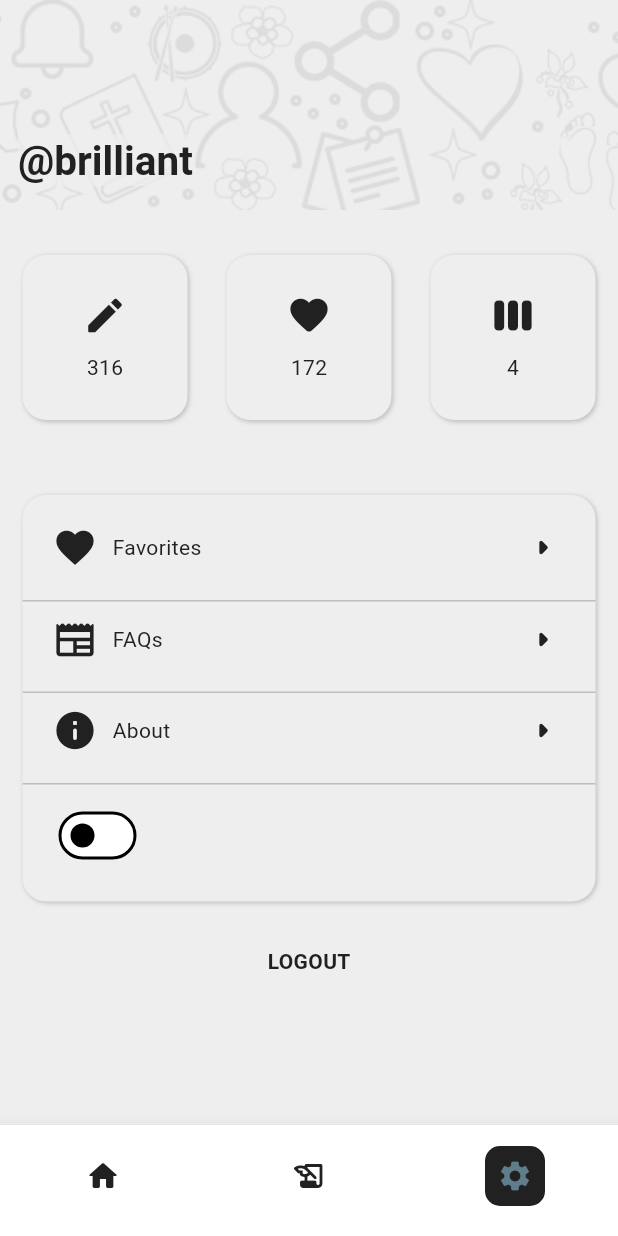
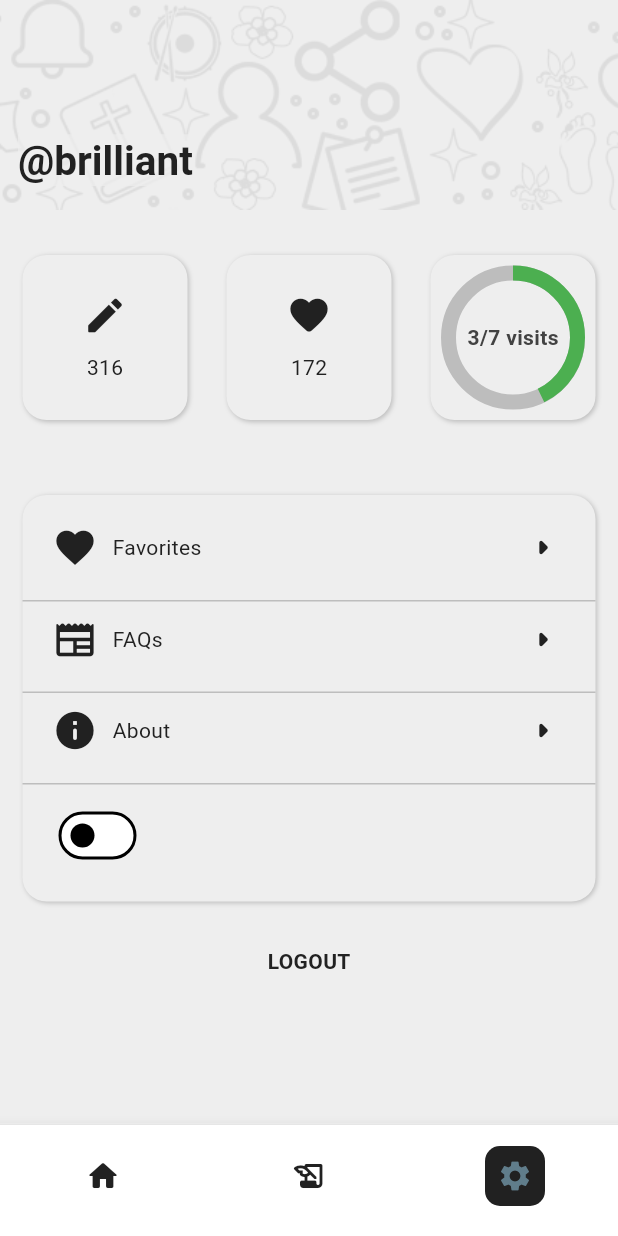
Before and after one commit to kwakyebrilliant/AFSbot, a Flutter app: the screen it shows after launch, item 3 of the bottom bar chosen, on a phone screen of 412 x 824 dp. Run offline on Flutter 3.47's test engine with Material 3 defaults, Android fonts, the phone set to English and light mode, and no system bars; our stand-ins replace shared_preferences.

Commit message:
settings updates

```diff
--- a/lib/screens/settings/setting_page.dart
+++ b/lib/screens/settings/setting_page.dart
@@ -3,6 +3,7 @@ import 'package:afsbot/screens/settings/favorite_page.dart';
 import 'package:afsbot/theme/theme_notifier.dart';
 import 'package:flutter/cupertino.dart';
 import 'package:flutter/material.dart';
+import 'package:flutter/rendering.dart';
 import 'package:flutter/widgets.dart';
 import 'package:provider/provider.dart';
 import 'package:shared_preferences/shared_preferences.dart';
@@ -36,6 +37,8 @@ class _SettingPageState extends State<SettingPage> {
     super.initState();
     loadSwitchState();
   }
+
+  int visitedDays = 3;
 
   @override
   Widget build(BuildContext context) {
@@ -187,10 +190,9 @@ class _SettingPageState extends State<SettingPage> {
                           ),
                         ),
 
-                        //container for the number of visits in a week and its icon
                         Container(
-                          height: 110.0,
-                          width: 110.0,
+                          width: 110,
+                          height: 110,
                           decoration: BoxDecoration(
                             color: Theme.of(context).colorScheme.background,
                             borderRadius: BorderRadius.circular(16.0),
@@ -204,27 +206,26 @@ class _SettingPageState extends State<SettingPage> {
                               ),
                             ],
                           ),
-                          child: Center(
-                            child: Column(
+                          child: Padding(
+                            padding: const EdgeInsets.all(12.0),
+                            child: Stack(
+                              fit: StackFit.expand,
                               children: [
-                                Padding(
-                                  padding: const EdgeInsets.only(top: 25.0),
-                                  child: Icon(
-                                    Icons.view_week_rounded,
-                                    color: Theme.of(context)
-                                        .colorScheme
-                                        .inversePrimary,
-                                    size: 30,
-                                  ),
+                                CircularProgressIndicator(
+                                  value: visitedDays / 7,
+                                  strokeWidth: 10,
+                                  backgroundColor: Theme.of(context)
+                                      .colorScheme
+                                      .inverseSurface,
+                                  valueColor:
+                                      const AlwaysStoppedAnimation<Color>(
+                                          Colors.green),
                                 ),
-                                Padding(
-                                  padding: const EdgeInsets.only(top: 10.0),
+                                Center(
                                   child: Text(
-                                    '4',
-                                    style: TextStyle(
-                                      color: Theme.of(context)
-                                          .colorScheme
-                                          .inversePrimary,
+                                    '$visitedDays/7 visits',
+                                    style: const TextStyle(
+                                      fontWeight: FontWeight.bold,
                                     ),
                                   ),
                                 ),
```
